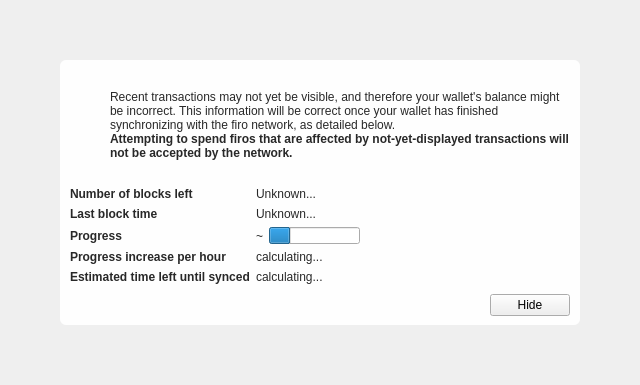
This is src/qt/forms/modaloverlay.ui in firoorg/firo as Qt 5 draws it before an edit. The edited form follows.
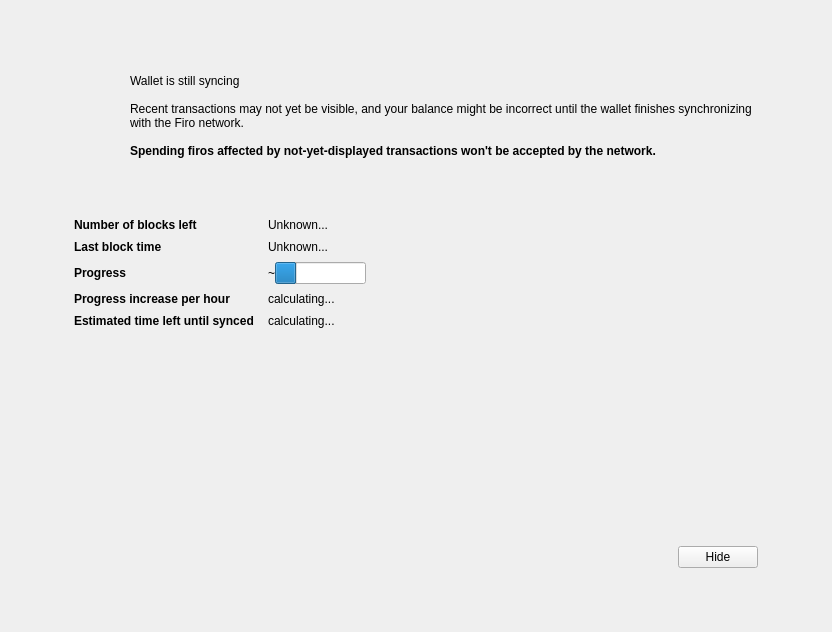
This is the edited form. Icons and pictures are not drawn. Custom widgets are drawn as their Qt base class.

Commit message: Qt: Redesign wallet UI with light/dark theme support

Diff of the .ui file:
```diff
--- a/src/qt/forms/modaloverlay.ui
+++ b/src/qt/forms/modaloverlay.ui
@@ -36,49 +36,59 @@
      </property>
      <layout class="QVBoxLayout" name="verticalLayoutMain" stretch="1">
       <property name="leftMargin">
-       <number>60</number>
+       <number>36</number>
       </property>
       <property name="topMargin">
-       <number>60</number>
+       <number>36</number>
       </property>
       <property name="rightMargin">
-       <number>60</number>
+       <number>36</number>
       </property>
       <property name="bottomMargin">
-       <number>60</number>
+       <number>36</number>
       </property>
-      <item>
+      <item alignment="Qt::AlignCenter">
        <widget class="QWidget" name="contentWidget" native="true">
+        <property name="minimumSize">
+         <size>
+          <width>760</width>
+          <height>560</height>
+         </size>
+        </property>
+        <property name="maximumSize">
+         <size>
+          <width>860</width>
+          <height>620</height>
+         </size>
+        </property>
         <property name="styleSheet">
-         <string notr="true">#contentWidget { background: rgba(255,255,255,240); border-radius: 6px; }
-
-QLabel { color: rgb(40,40,40);  }</string>
+         <string notr="true"/>
         </property>
-        <layout class="QVBoxLayout" name="verticalLayoutSub" stretch="1,0,0,0">
+        <layout class="QVBoxLayout" name="verticalLayoutSub" stretch="0,0,1,0">
          <property name="spacing">
-          <number>0</number>
+          <number>14</number>
          </property>
          <property name="leftMargin">
-          <number>10</number>
+          <number>38</number>
          </property>
          <property name="topMargin">
-          <number>10</number>
+          <number>32</number>
          </property>
          <property name="rightMargin">
-          <number>10</number>
+          <number>38</number>
          </property>
          <property name="bottomMargin">
-          <number>10</number>
+          <number>28</number>
          </property>
          <item>
           <layout class="QHBoxLayout" name="horizontalLayoutIconText" stretch="0,1">
            <property name="topMargin">
-            <number>20</number>
+            <number>4</number>
            </property>
            <item>
             <layout class="QVBoxLayout" name="verticalLayoutIcon">
              <property name="leftMargin">
-              <number>0</number>
+              <number>2</number>
              </property>
              <item>
               <widget class="QPushButton" name="warningIcon">
@@ -95,8 +105,8 @@
                </property>
                <property name="iconSize">
                 <size>
-                 <width>48</width>
-                 <height>48</height>
+                 <width>40</width>
+                 <height>40</height>
                 </size>
                </property>
                <property name="flat">
@@ -112,7 +122,7 @@
                <property name="sizeHint" stdset="0">
                 <size>
                  <width>20</width>
-                 <height>40</height>
+                 <height>18</height>
                 </size>
                </property>
               </spacer>
@@ -125,12 +135,19 @@
               <number>0</number>
              </property>
              <property name="topMargin">
-              <number>0</number>
+              <number>2</number>
              </property>
+             <item>
+              <widget class="QLabel" name="titleLabel">
+               <property name="text">
+                <string>Wallet is still syncing</string>
+               </property>
+              </widget>
+             </item>
              <item>
               <widget class="QLabel" name="infoText">
                <property name="text">
-                <string>Recent transactions may not yet be visible, and therefore your wallet's balance might be incorrect. This information will be correct once your wallet has finished synchronizing with the firo network, as detailed below.</string>
+                <string>Recent transactions may not yet be visible, and your balance might be incorrect until the wallet finishes synchronizing with the Firo network.</string>
                </property>
                <property name="textFormat">
                 <enum>Qt::RichText</enum>
@@ -149,7 +166,7 @@
                 </font>
                </property>
                <property name="text">
-                <string>Attempting to spend firos that are affected by not-yet-displayed transactions will not be accepted by the network.</string>
+                <string>Spending firos affected by not-yet-displayed transactions won't be accepted by the network.</string>
                </property>
                <property name="textFormat">
                 <enum>Qt::RichText</enum>
@@ -167,7 +184,7 @@
                <property name="sizeHint" stdset="0">
                 <size>
                  <width>20</width>
-                 <height>40</height>
+                 <height>24</height>
                 </size>
                </property>
               </spacer>
@@ -184,7 +201,7 @@
            <property name="sizeHint" stdset="0">
             <size>
              <width>20</width>
-             <height>40</height>
+             <height>18</height>
             </size>
            </property>
           </spacer>
@@ -195,13 +212,13 @@
             <enum>QFormLayout::FieldsStayAtSizeHint</enum>
            </property>
            <property name="horizontalSpacing">
-            <number>6</number>
+            <number>14</number>
            </property>
            <property name="verticalSpacing">
-            <number>6</number>
+            <number>8</number>
            </property>
            <property name="topMargin">
-            <number>10</number>
+            <number>4</number>
            </property>
            <item row="0" column="0">
             <widget class="QLabel" name="labelNumberOfBlocksLeft">
@@ -328,20 +345,23 @@
          <item>
           <layout class="QHBoxLayout" name="horizontalLayoutButtons">
            <property name="leftMargin">
-            <number>10</number>
+            <number>0</number>
            </property>
            <property name="topMargin">
-            <number>10</number>
+            <number>12</number>
            </property>
            <item>
             <spacer name="horizontalSpacer">
              <property name="orientation">
               <enum>Qt::Horizontal</enum>
              </property>
+             <property name="sizeType">
+              <enum>QSizePolicy::Expanding</enum>
+             </property>
              <property name="sizeHint" stdset="0">
               <size>
-               <width>40</width>
-               <height>20</height>
+               <width>0</width>
+               <height>0</height>
               </size>
              </property>
             </spacer>
```
The commit also changes 57 other files.
